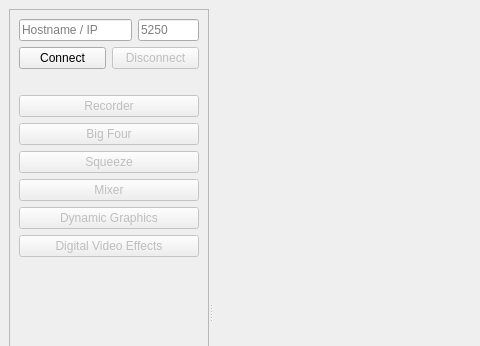
Old version of the form Demo/MainWindow.ui in the repository IainCole/Client; both pictures show x 0 to 480 and y 0 to 346 of the 900 by 650 pixel window.
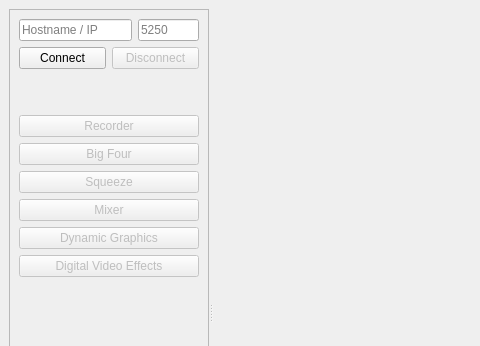
New version of the form.

What changed in the file:
```diff
--- a/Demo/MainWindow.ui
+++ b/Demo/MainWindow.ui
@@ -10,6 +10,18 @@
     <height>650</height>
    </rect>
   </property>
+  <property name="minimumSize">
+   <size>
+    <width>900</width>
+    <height>650</height>
+   </size>
+  </property>
+  <property name="maximumSize">
+   <size>
+    <width>900</width>
+    <height>650</height>
+   </size>
+  </property>
   <property name="windowTitle">
    <string>CasparCG Demo 1.0</string>
   </property>
@@ -95,14 +107,20 @@
          </layout>
         </item>
         <item>
-         <widget class="QLabel" name="labelVersion">
-          <property name="text">
-           <string/>
+         <spacer name="verticalSpacer_2">
+          <property name="orientation">
+           <enum>Qt::Vertical</enum>
           </property>
-          <property name="alignment">
-           <set>Qt::AlignCenter</set>
+          <property name="sizeType">
+           <enum>QSizePolicy::Fixed</enum>
           </property>
-         </widget>
+          <property name="sizeHint" stdset="0">
+           <size>
+            <width>20</width>
+            <height>40</height>
+           </size>
+          </property>
+         </spacer>
         </item>
         <item>
          <widget class="QPushButton" name="pushButtonRecorder">
```
Left out of the diff: 2 changed lines with no effect on the pictures.
